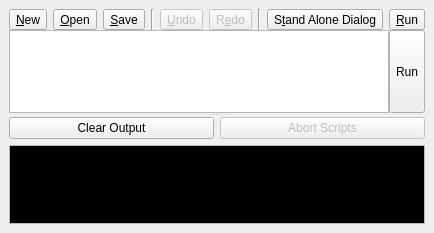
The window that src/dialogs/dock/dock_script_log.ui (mbasaglia/Knotter) describes before a commit, drawn with Qt 5.
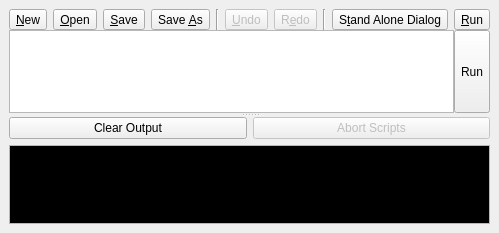
The same window after the commit. Icons and pictures are not drawn. Custom widgets are drawn as their Qt base class.

Patch:
```diff
--- a/src/dialogs/dock/dock_script_log.ui
+++ b/src/dialogs/dock/dock_script_log.ui
@@ -102,6 +102,16 @@
              </property>
             </widget>
            </item>
+           <item>
+            <widget class="QToolButton" name="button_save_as">
+             <property name="text">
+              <string>Save &amp;As</string>
+             </property>
+             <property name="icon">
+              <iconset theme="document-save-as"/>
+             </property>
+            </widget>
+           </item>
            <item>
             <widget class="Line" name="line">
              <property name="orientation">
```
Left out of the diff: 4 changed lines with no effect on the pictures.
